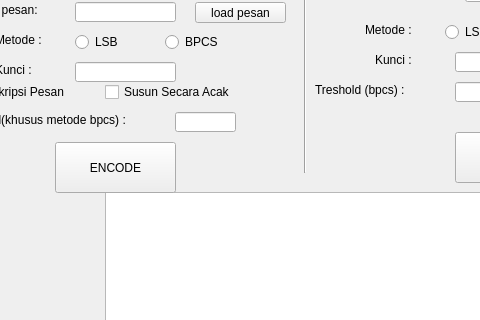
First picture: the form in citra/citra.ui, repository donbasta/tubes-1-kripto-stegano, before the edit; both pictures show x 85 to 565 and y 88 to 408 of the 800 by 600 pixel window.
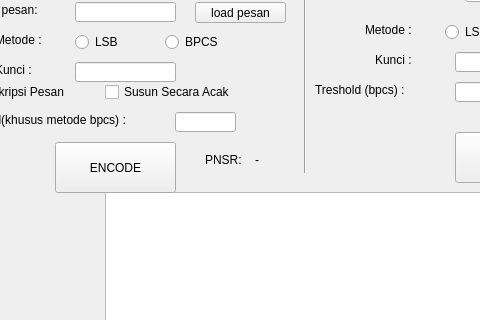
Second picture: the form after the edit.

Diff of the .ui file:
```diff
--- a/citra/citra.ui
+++ b/citra/citra.ui
@@ -425,6 +425,32 @@
      <string>DECODE</string>
     </property>
    </widget>
+   <widget class="QLabel" name="label_14">
+    <property name="geometry">
+     <rect>
+      <x>290</x>
+      <y>240</y>
+      <width>41</width>
+      <height>16</height>
+     </rect>
+    </property>
+    <property name="text">
+     <string>PNSR:</string>
+    </property>
+   </widget>
+   <widget class="QLabel" name="pnsr">
+    <property name="geometry">
+     <rect>
+      <x>340</x>
+      <y>240</y>
+      <width>21</width>
+      <height>16</height>
+     </rect>
+    </property>
+    <property name="text">
+     <string>-</string>
+    </property>
+   </widget>
   </widget>
   <widget class="QMenuBar" name="menubar">
    <property name="geometry">
```
